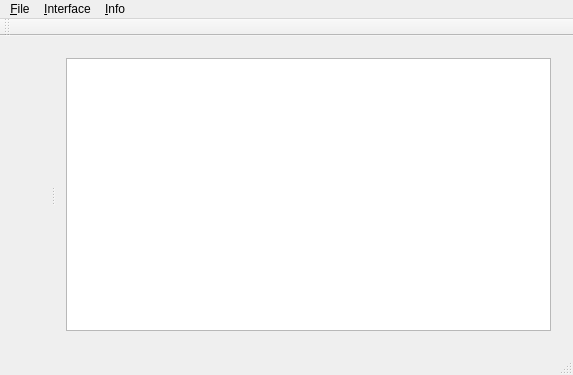
Above: SimplePad/SimplePad.ui from PracticalTasks/SimplePad before the change. Below: the same form after it.
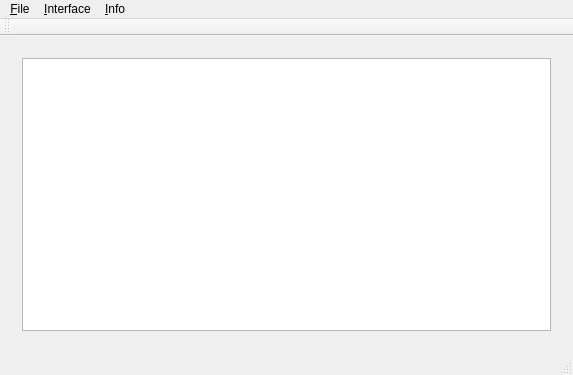
That is the form after the change. Icons and pictures are not drawn.

What changed in the file:
```diff
--- a/SimplePad/SimplePad.ui
+++ b/SimplePad/SimplePad.ui
@@ -38,13 +38,6 @@
       <property name="orientation">
        <enum>Qt::Horizontal</enum>
       </property>
-      <widget class="QWidget" name="gridLayoutWidget">
-       <layout class="QGridLayout" name="gridLayout">
-        <property name="spacing">
-         <number>0</number>
-        </property>
-       </layout>
-      </widget>
       <widget class="QWidget" name="gridLayoutWidget_2">
        <layout class="QGridLayout" name="gridLayout_2">
         <item row="0" column="0">
```
